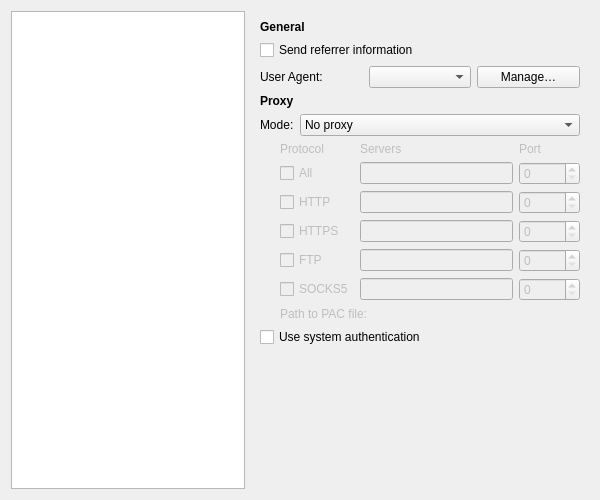
Old version of the form src/ui/preferences/PreferencesAdvancedPageWidget.ui in the repository OtterBrowser/otter-browser.
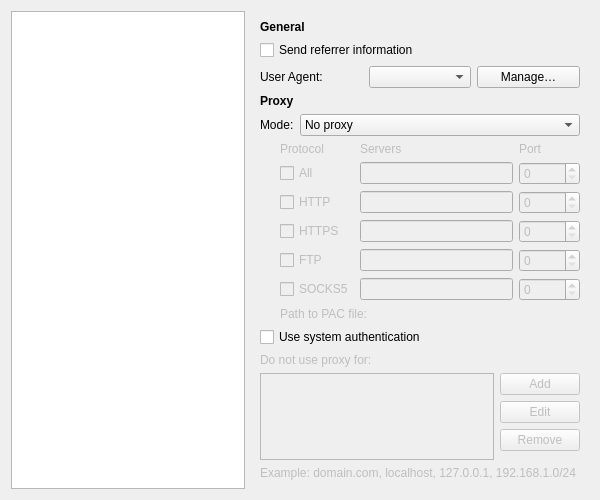
New version of the form. The open tabs and pages were chosen to show the change. Custom widgets are drawn as their Qt base class.

Commit message: Allow to configure proxy exceptions from Preferences, fixes #648

Patch:
```diff
--- a/src/ui/preferences/PreferencesAdvancedPageWidget.ui
+++ b/src/ui/preferences/PreferencesAdvancedPageWidget.ui
@@ -533,7 +533,7 @@
       </layout>
      </widget>
      <widget class="QWidget" name="networkPage">
-      <layout class="QVBoxLayout" name="networkPageLayout" stretch="0,0,0,0,0,0,0,1">
+      <layout class="QVBoxLayout" name="networkPageLayout" stretch="0,0,0,0,0,0,0,0,0">
        <item>
         <widget class="QLabel" name="advancedGeneralHeader">
          <property name="font">
@@ -849,6 +849,90 @@
          </property>
         </widget>
        </item>
+       <item>
+        <widget class="QWidget" name="proxyExceptionsWidget" native="true">
+         <property name="enabled">
+          <bool>false</bool>
+         </property>
+         <layout class="QVBoxLayout" name="proxyExceptionslLayout">
+          <property name="leftMargin">
+           <number>0</number>
+          </property>
+          <property name="topMargin">
+           <number>0</number>
+          </property>
+          <property name="rightMargin">
+           <number>0</number>
+          </property>
+          <property name="bottomMargin">
+           <number>0</number>
+          </property>
+          <item>
+           <widget class="QLabel" name="proxyExceptionsLabel">
+            <property name="text">
+             <string>Do not use proxy for:</string>
+            </property>
+           </widget>
+          </item>
+          <item>
+           <layout class="QHBoxLayout" name="proxyExceptionsHorizontalLayout">
+            <item>
+             <widget class="Otter::ItemViewWidget" name="proxyExceptionsListView">
+              <property name="headerHidden">
+               <bool>true</bool>
+              </property>
+             </widget>
+            </item>
+            <item>
+             <layout class="QVBoxLayout" name="proxyExceptionsVerticalLayout" stretch="0,0,0,1">
+              <item>
+               <widget class="QPushButton" name="addProxyExceptionButton">
+                <property name="text">
+                 <string>Add</string>
+                </property>
+               </widget>
+              </item>
+              <item>
+               <widget class="QPushButton" name="editProxyExceptionButton">
+                <property name="text">
+                 <string>Edit</string>
+                </property>
+               </widget>
+              </item>
+              <item>
+               <widget class="QPushButton" name="removeProxyExceptionButton">
+                <property name="text">
+                 <string>Remove</string>
+                </property>
+               </widget>
+              </item>
+              <item>
+               <spacer name="proxyExceptionsSpacer">
+                <property name="orientation">
+                 <enum>Qt::Vertical</enum>
+                </property>
+                <property name="sizeHint" stdset="0">
+                 <size>
+                  <width>20</width>
+                  <height>40</height>
+                 </size>
+                </property>
+               </spacer>
+              </item>
+             </layout>
+            </item>
+           </layout>
+          </item>
+          <item>
+           <widget class="QLabel" name="proxyExceptionsExampleLabel">
+            <property name="text">
+             <string>Example: domain.com, localhost, 127.0.0.1, 192.168.1.0/24</string>
+            </property>
+           </widget>
+          </item>
+         </layout>
+        </widget>
+       </item>
        <item>
         <spacer name="networkPageSpacer">
          <property name="orientation">
```
Left out of the diff: 2 changed lines with no effect on the pictures. The commit also changes 3 other files.
